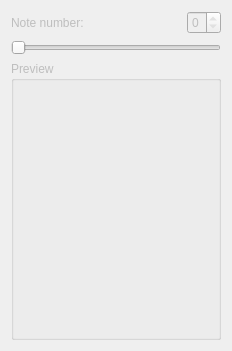
Old version of the form m210c-qt/ui/dataview.ui in the repository tuomasjjrasanen/m210.
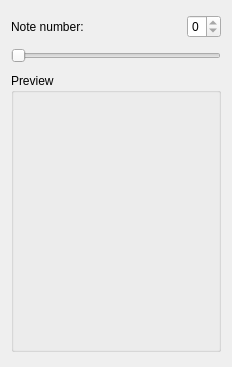
New version of the form.

Commit message: m210c-qt: ui redesigned a bit

The edit to the form file:
```diff
--- a/m210c-qt/ui/dataview.ui
+++ b/m210c-qt/ui/dataview.ui
@@ -2,15 +2,12 @@
 <ui version="4.0">
  <class>DataView</class>
  <widget class="QWidget" name="DataView">
-  <property name="enabled">
-   <bool>false</bool>
-  </property>
   <property name="geometry">
    <rect>
     <x>0</x>
     <y>0</y>
-    <width>218</width>
-    <height>343</height>
+    <width>228</width>
+    <height>367</height>
    </rect>
   </property>
   <property name="windowTitle">
```
The commit also changes 2 other files.
